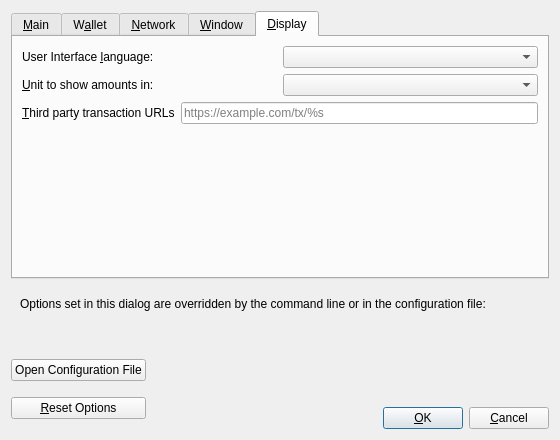
The window that src/qt/forms/optionsdialog.ui (dobbscoin/dobbscoin-source) describes before a commit, drawn with Qt 5.
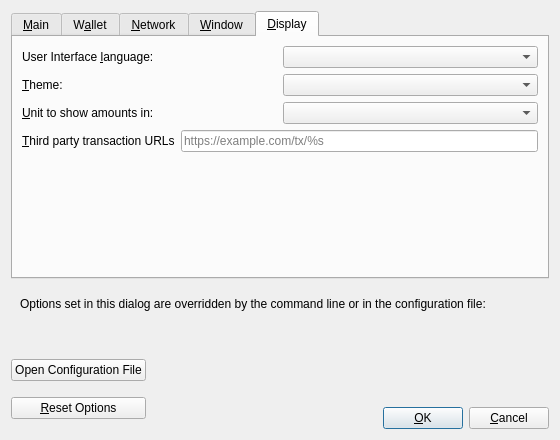
The same window after the commit. The open tabs and pages were chosen to show the change. Custom widgets are drawn as their Qt base class.

Commit message:
qt: (BOB) 0.14 colour theme (#49): System/Light/Dark, dark art, background tile
Ported from 0.14: Options > Display > Theme (System follows the OS; Windows via
the AppsUseLightTheme registry value), -theme=<system|light|dark>, Fusion dark
palette when the platform is light, and the :/icons-dark and :/images-dark
artwork picked through GUIUtil::ThemedResource. The wallet pages sit on 0.14's
background tile. PlatformStyle no longer recolours icons on Linux: the 0.14
artwork is full colour and is shown as drawn.

What changed in the file:
```diff
--- a/src/qt/forms/optionsdialog.ui
+++ b/src/qt/forms/optionsdialog.ui
@@ -641,6 +641,30 @@
          </item>
         </layout>
        </item>
+       <item>
+        <layout class="QHBoxLayout" name="horizontalLayout_Theme_Display">
+         <item>
+          <widget class="QLabel" name="themeLabel">
+           <property name="text">
+            <string>&amp;Theme:</string>
+           </property>
+           <property name="textFormat">
+            <enum>Qt::PlainText</enum>
+           </property>
+           <property name="buddy">
+            <cstring>theme</cstring>
+           </property>
+          </widget>
+         </item>
+         <item>
+          <widget class="QValueComboBox" name="theme">
+           <property name="toolTip">
+            <string>Light or dark colors. System follows your operating system. This setting will take effect after restarting Dobbscoin.</string>
+           </property>
+          </widget>
+         </item>
+        </layout>
+       </item>
        <item>
         <layout class="QHBoxLayout" name="horizontalLayout_2_Display">
          <item>
```
The commit also changes 27 other files.
